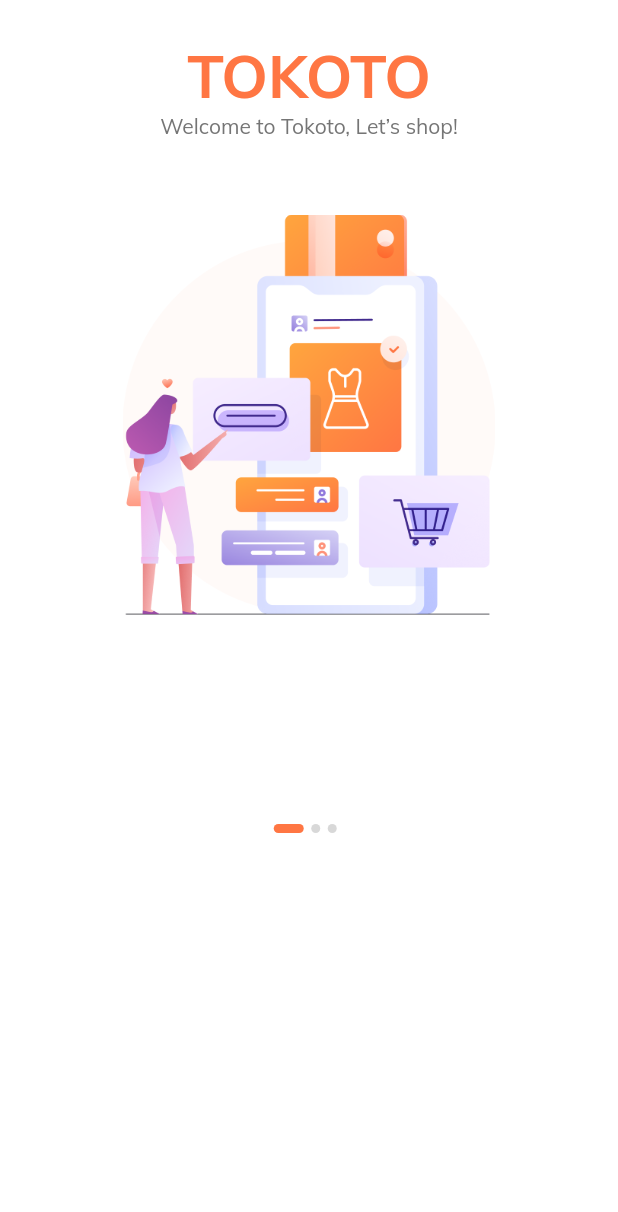
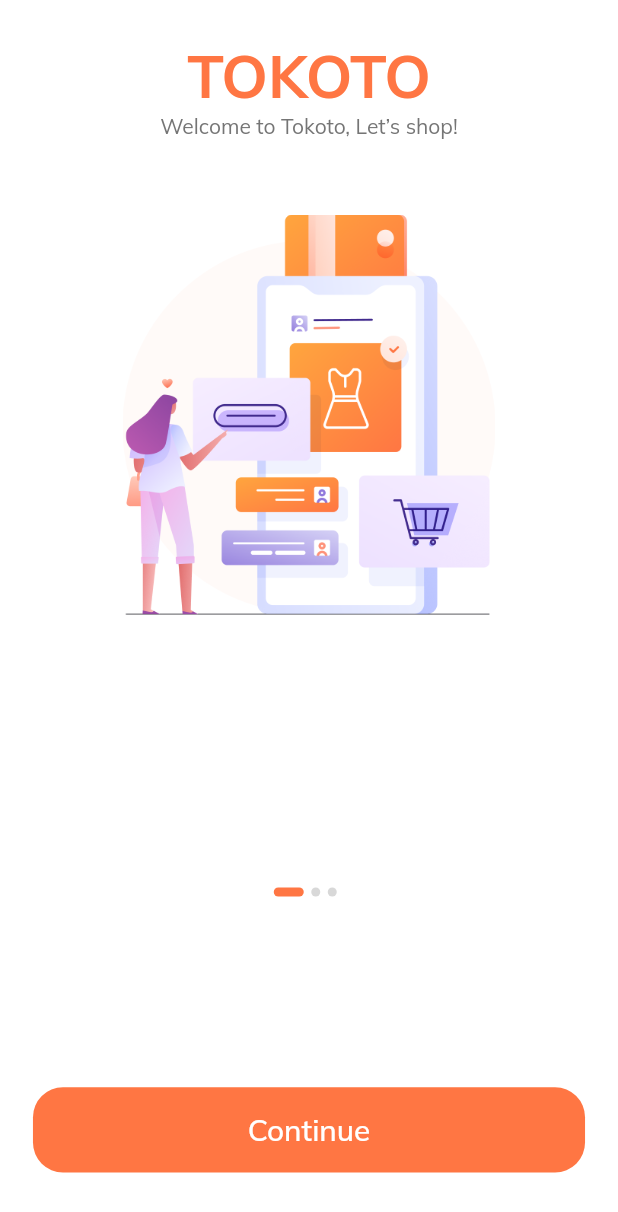
Before and after one commit to jplozada/E-commerce, a Flutter app: the screen it shows after launch, on a phone screen of 412 x 824 dp. Shown: the top 1212 px of the screen. Run offline on Flutter 3.47's test engine with Material 2 defaults, Android fonts, the phone set to English and light mode, and no system bars.

Commit message:
Default button component created, splash creen button

```diff
--- /dev/null
+++ b/lib/components/default_button.dart
@@ -0,0 +1,28 @@
+import 'package:flutter/material.dart';
+import '../constants.dart';
+import '../size_config.dart';
+
+class DefaultButton extends StatelessWidget {
+  const DefaultButton({
+    Key key, this.text, this.press
+  }) : super(key: key);
+  final String text;
+  final Function press;
+
+  @override
+  Widget build(BuildContext context) {
+    return SizedBox(
+      width: double.infinity,
+      height: getProportionateScreenHeight(56),
+      child: FlatButton(
+        shape: RoundedRectangleBorder(borderRadius: BorderRadius.circular(20)),
+        color: kPrimaryColor,
+        onPressed: press,
+        child: Text(text,
+            style: TextStyle(
+                fontSize: getProportionateScreenWidth(18),
+                color: Colors.white)),
+      ),
+    );
+  }
+}
--- a/lib/screens/splash/components/body.dart
+++ b/lib/screens/splash/components/body.dart
@@ -2,6 +2,7 @@ import 'package:e_commerce_app/constants.dart';
 import 'package:e_commerce_app/size_config.dart';
 import 'package:flutter/material.dart';
 import '../components/splash_content.dart';
+import '../../../components/default_button.dart';
 
 class Body extends StatefulWidget {
   @override
@@ -47,14 +48,25 @@ class _BodyState extends State<Body> {
                 Spacer(),
                 Expanded(
                     flex: 2,
+                    child: Padding(
+                      padding: EdgeInsets.symmetric(
+                          horizontal: getProportionateScreenWidth(20)),
                       child: Column(
                         children: [
+                          Spacer(),
                           Row(
                             mainAxisAlignment: MainAxisAlignment.center,
                             children: List.generate(splashData.length,
                                 (index) => buildDot(index: index)),
-                        )
+                          ),
+                          Spacer(flex: 3),
+                          DefaultButton(
+                            text: "Continue",
+                            press: () {},
+                          ),
+                          Spacer()
                         ],
+                      ),
                     )),
               ],
             )));
```
Lines whose indentation alone changed are shown as unchanged.
